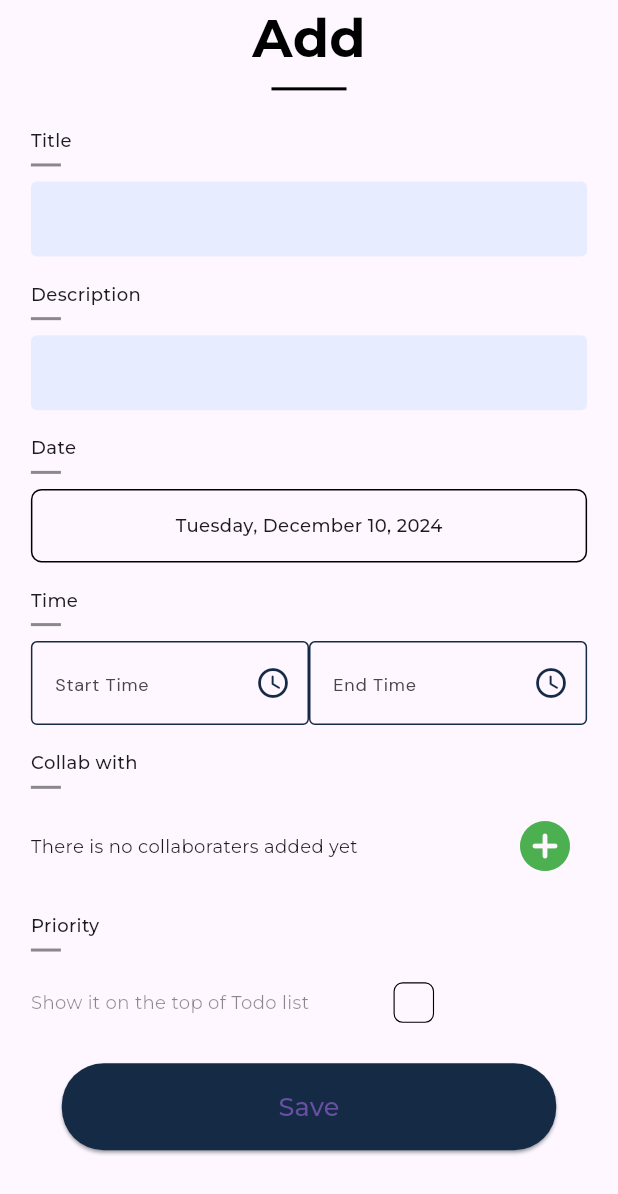
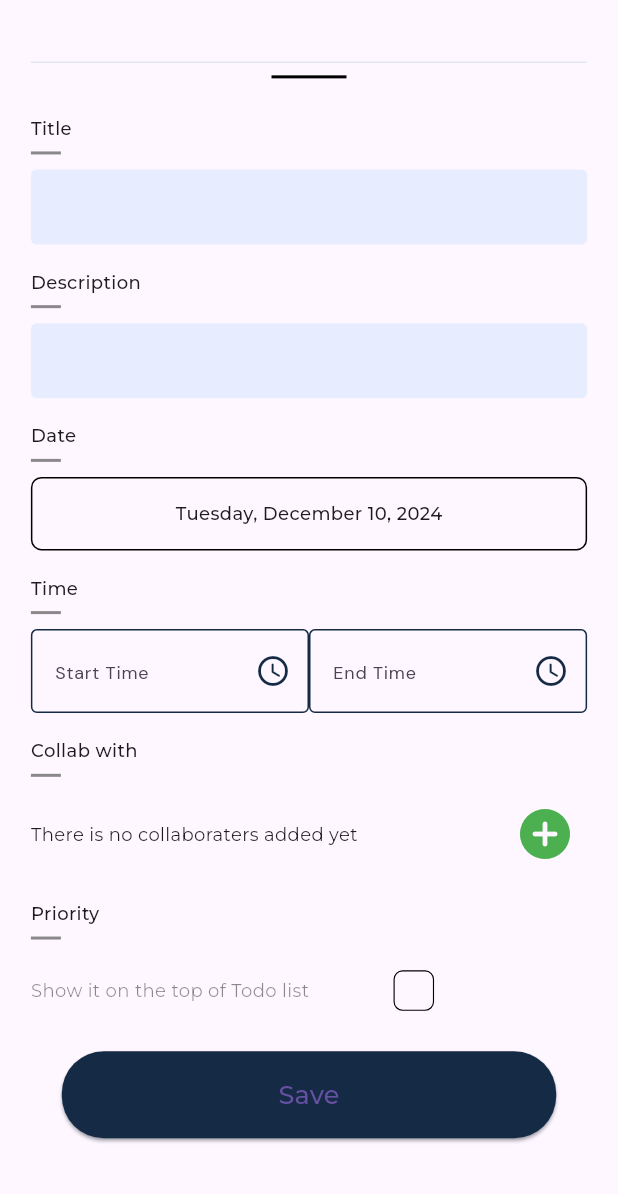
Before and after one commit to sujisujitha31/collaborative_task_manager, a Flutter app: the screen it shows once a user with an empty profile is signed in, after a tap on an icon or button, on a phone screen of 412 x 824 dp. Shown: the top 1194 px of the screen. Run offline on Flutter 3.47's test engine with Material 3 defaults, Android fonts, the phone set to English and light mode, and no system bars; our stand-ins replace cloud_firestore, firebase_auth, firebase_core, get, google_fonts, logger and 1 more; missing offline and left inert: mailer; accounts and stored records are empty.

Commit message:
code quality improved 10-dec-2024

```diff
--- /dev/null
+++ b/lib/components/body_title.dart
@@ -0,0 +1,41 @@
+import 'package:flutter/material.dart';
+import 'package:todo_app/utils.dart' as u;
+import 'package:todo_app/constant.dart' as c;
+
+class BodyTitle extends StatelessWidget {
+  const BodyTitle({
+    super.key,
+    required this.title,
+    this.rightsideWidget = const SizedBox(),
+  });
+  final String title;
+  final Widget rightsideWidget;
+  @override
+  Widget build(BuildContext context) {
+    return Column(
+      crossAxisAlignment: CrossAxisAlignment.start,
+      children: [
+        Row(
+          mainAxisSize: MainAxisSize.min,
+          children: [
+            u.TextWithDmSans(
+              text: title,
+              fontSize: 18,
+              weight: FontWeight.w600,
+              color: Color(0Xff494949),
+            ),
+            const Spacer(),
+            rightsideWidget
+          ],
+        ),
+        u.vFill(15),
+        SizedBox(
+          height: 1,
+          child: Divider(
+            color: c.listDividerColor,
+          ),
+        ),
+      ],
+    );
+  }
+}
--- a/lib/constant.dart
+++ b/lib/constant.dart
@@ -13,6 +13,7 @@ Color appColor = const Color(0xff06AC5F);
 Color navigationContainerBg = const Color(0xffE7F9F0);
 Color scaffoldBg = const Color(0xffF5FEFA);
 Color selectedNavigation = const Color(0xffD0EFD9);
+Color listDividerColor = const Color(0xffE2E8F0);
 
 class Constants {
   static const String kTodoStatusDone = "done";
--- a/lib/main.dart
+++ b/lib/main.dart
@@ -3,6 +3,7 @@ import 'package:flutter/material.dart';
 import 'package:get/get.dart';
 import 'package:todo_app/base_screen/base_screen_controller.dart';
 import 'package:todo_app/pages/login/login_controller.dart';
+import 'package:todo_app/pages/splash/splash_controller.dart';
 
 import 'firebase_options.dart';
 import 'pages/add_item/add_item_controller.dart';
@@ -15,6 +16,7 @@ void main() async {
   await Firebase.initializeApp(
     options: DefaultFirebaseOptions.currentPlatform,
   );
+  Get.put(SplashController());
   Get.put(BaseScreenController());
   Get.put(SideMenuController());
   Get.put(AddItemController());
--- a/lib/pages/add_item/add_item_view.dart
+++ b/lib/pages/add_item/add_item_view.dart
@@ -1,5 +1,6 @@
 import 'package:flutter/material.dart';
 import 'package:get/get.dart';
+import 'package:todo_app/components/body_title.dart';
 import 'package:todo_app/constant.dart';
 import 'package:todo_app/pages/add_item/add_item_controller.dart';
 import 'package:todo_app/utils.dart' as u;
@@ -25,14 +26,15 @@ class AddItemScreen extends GetView<AddItemController> {
               // mainAxisSize: MainAxisSize.max,
               crossAxisAlignment: CrossAxisAlignment.start,
               children: [
-                const Center(
-                  child: u.TextWithDmSans(
-                    text: "Add",
-                    color: Colors.black,
-                    fontSize: 35,
-                    weight: FontWeight.w700,
-                  ),
-                ),
+                BodyTitle(title: ""),
+                // const Center(
+                //   child: u.TextWithDmSans(
+                //     text: "Add",
+                //     color: Colors.black,
+                //     fontSize: 35,
+                //     weight: FontWeight.w700,
+                //   ),
+                // ),
                 u.vFill(h * .01),
                 Center(
                   child: Container(
--- a/lib/pages/login/login_controller.dart
+++ b/lib/pages/login/login_controller.dart
@@ -41,7 +41,6 @@ class LoginController extends GetxController {
 
   onLogin() {
     u.showLoading("Please wait...");
-    Future.delayed(const Duration(seconds: 1, milliseconds: 500), () {
     if (validateEmailAndPassword()) {
       return;
     }
@@ -63,7 +62,7 @@ class LoginController extends GetxController {
       invalidLoginPopup();
       print(e);
     }
-    });
+    // });
   }
 
   Future<dynamic> invalidLoginPopup() {
--- a/lib/pages/menu/navigation_menu.dart
+++ b/lib/pages/menu/navigation_menu.dart
@@ -11,13 +11,10 @@ class NavigationMenu extends GetView<SideMenuController> {
   Widget build(BuildContext context) {
     return GetBuilder<SideMenuController>(builder: (cont) {
       return Container(
-          margin: const EdgeInsets.only(bottom: 20),
+          // margin: const EdgeInsets.only(bottom: 20),
           decoration: BoxDecoration(
             color: c.navigationContainerBg,
-            // color: const Color(0xffCEE9BE).withOpacity(0.2),
             border: Border.all(color: c.appColor, width: 0.2),
-            // borderRadius:
-            //     const BorderRadius.only(bottomRight: Radius.circular(40))
           ),
           height: MediaQuery.of(context).size.height,
           width: double.infinity,
```
Also changed, not shown: lib/base_screen/desktop_base_screen.dart (+4 -6 lines), lib/components/body_container.dart (added, +20 -0 lines), lib/components/mandatory_text.dart (added, +30 -0 lines), lib/pages/add_item/desktop_add_item.dart (+22 -18 lines), lib/utils.dart (+35 -0 lines). Lines whose indentation alone changed are shown as unchanged.
